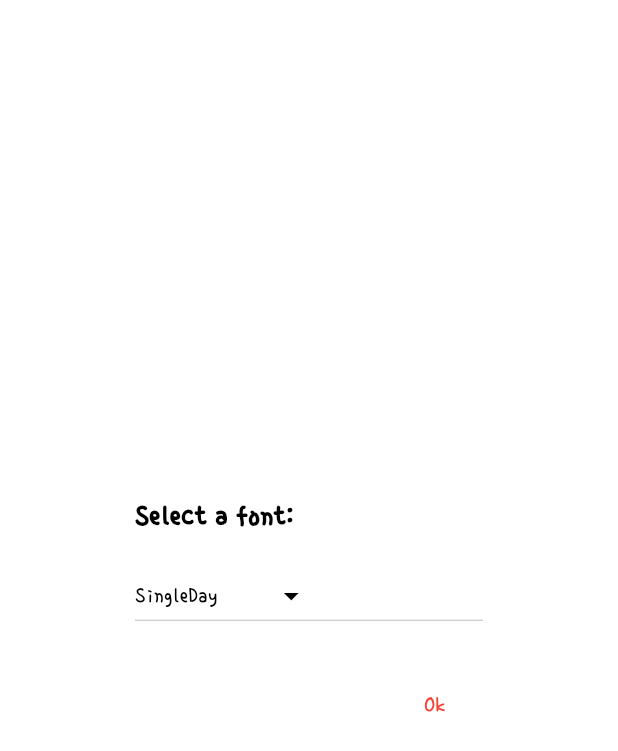
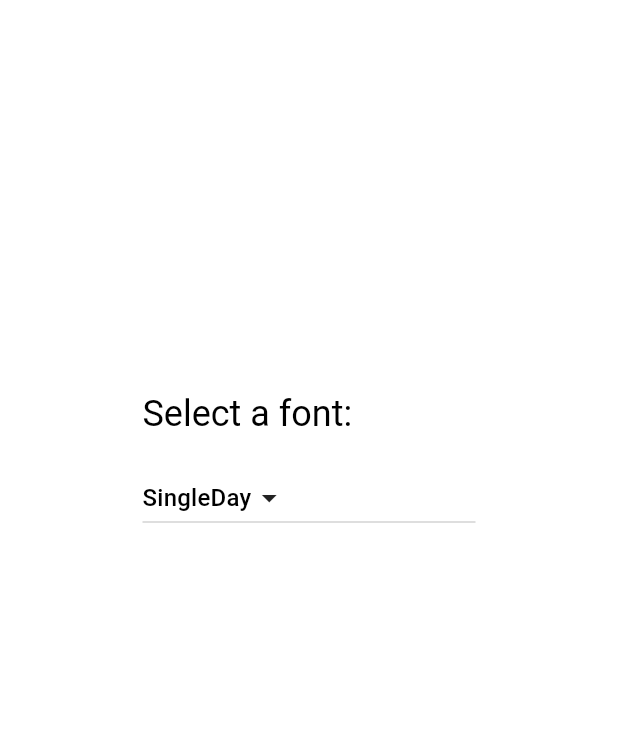
Before and after one commit to LeannaJane/BigFeelings, a Flutter app: the FontDropdownDialog widget shown alone on an empty page, opened directly, on a phone screen of 412 x 824 dp. Shown: the top 751 px of the screen. Run offline on Flutter 3.47's test engine with Material 3 defaults, Android fonts, the phone set to English and light mode, and no system bars; our stand-ins replace firebase_auth, firebase_core, logger, shared_preferences; accounts and stored records are empty; statements that could not run were skipped.

Commit message:
Applying the font to the drop down alert.

```diff
--- a/big_feelings/lib/Pages/Settings Page/font_dialog.dart
+++ b/big_feelings/lib/Pages/Settings Page/font_dialog.dart
@@ -1,5 +1,4 @@
 import 'package:big_feelings/Classes/font_provider.dart';
-import 'package:big_feelings/Classes/theme_notifier.dart';
 import 'package:flutter/material.dart';
 import 'package:provider/provider.dart';
 
@@ -28,70 +27,56 @@ import 'package:provider/provider.dart';
 * backgroundColor: Colors.white.withOpacity(0.85),
 * Stack Overflow. (n.d.). How to make a full screen dialog in flutter? [online] Available at: https://stackoverflow.com/questions/51908187/how-to-make-a-full-screen-dialog-in-flutter [Accessed 6 Feb. 2024].
 */
-
-//! Changed the font dialog into own class.
 class FontDropdownDialog extends StatelessWidget {
-  // ignore: use_key_in_widget_constructors
-  const FontDropdownDialog({Key? key});
+  // ignore: use_super_parameters
+  const FontDropdownDialog({Key? key}) : super(key: key);
 
   @override
   Widget build(BuildContext context) {
-    return Consumer<ThemeNotifier>(builder: (context, themeNotifier, child) {
-      final currentTheme = themeNotifier.currentTheme;
-
-      //! Accessing the fontprovider to get the selected font family.
-      final fontProvider = Provider.of<FontProvider>(context);
+    return Consumer<FontProvider>(
+      builder: (context, fontProvider, child) {
         final selectedFontFamily = fontProvider.selectedFontFamily;
 
-      //! Variables based on the theme.
-
-      Color backgroundColor = currentTheme == ThemeNotifier.darkTheme
-          ? Colors.grey[800]!
-          : Colors.white;
-      Color textColor =
-          currentTheme == ThemeNotifier.darkTheme ? Colors.white : Colors.black;
-
-      Color iconColor =
-          currentTheme == ThemeNotifier.darkTheme ? Colors.white : Colors.black;
-      //! Dialog title with the selected font family applied.
-      return AlertDialog(
-        backgroundColor: backgroundColor,
+        return Center(
+          // Wrap AlertDialog with Center
+          child: SizedBox(
+            width: 350.0, // Fixed width for AlertDialog
+            height: 400.0, // Fixed height for AlertDialog
+            child: SingleChildScrollView(
+              physics:
+                  const NeverScrollableScrollPhysics(), // Disable scrolling
+              // Wrap with SingleChildScrollView
+              child: AlertDialog(
                 title: Text(
                   'Select a font:',
-          style: TextStyle(
-            //! Setting the font size of the button for now.
-            fontFamily: selectedFontFamily,
-            //! Setting the font size of the button for now.
-            fontSize: 20.0,
-            //! Fontweight set to bald to let the user know what they are doing.
-            fontWeight: FontWeight.bold,
-            color: textColor,
+                  style: fontProvider.getSubTitleStyle(),
                 ),
-        ),
-        //! Once the user selects a font all the text will change to that font
                 content: DropdownButton<String>(
                   //! The value of the font chosen is selected to the origional selected font.
                   value: selectedFontFamily,
-          dropdownColor:
-              //! Set the background color of the dropdown menu
-              backgroundColor,
-          icon: Icon(Icons.arrow_drop_down,
-              //! Set the color of the dropdown icon
-              color: iconColor),
-          items: fontProvider.supportedFontFamilies.map((String fontFamily) {
+                  padding: EdgeInsets.zero,
+                  //! Stack Overflow. (n.d.). flutter DropDownButton remove arrow icon? [online] Available at: https://stackoverflow.com/questions/67997560/flutter-dropdownbutton-remove-arrow-icon [Accessed 12 Feb. 2024].
+                  //! Hiding the default icon.
+                  iconSize: 0.0,
+                  items: fontProvider.supportedFontFamilies
+                      .map((String fontFamily) {
+                    final bool isSelected = fontFamily == selectedFontFamily;
                     return DropdownMenuItem<String>(
                       value: fontFamily,
-              child: Text(
+                      child: Row(
+                        mainAxisAlignment: MainAxisAlignment.spaceBetween,
+                        children: [
+                          //! The font family text is set to their font family type
+                          Text(
                             fontFamily,
-                style: TextStyle(
-                  //! The font family text is set to their font family type
+                            style: fontProvider.getRegularFontStyle(
                               fontFamily: fontFamily,
-                  //! Setting the font size.
-                  fontSize: 15.0,
-                  color:
-                      //! Setting the text colour to textcolor which is changed based on the theme.
-                      textColor,
                             ),
+                          ),
+                          //! Adds a dropdown icon to the selected font.
+                          if (isSelected)
+                            const Icon(Icons.arrow_drop_down, size: 24.0),
+                        ],
                       ),
                     );
                   }).toList(),
@@ -105,25 +90,26 @@ class FontDropdownDialog extends StatelessWidget {
                   },
                 ),
                 actions: <Widget>[
-          //! A button that cancels the choices made.
                   TextButton(
                     onPressed: () {
-              fontProvider.setFontFamily(selectedFontFamily);
                       Navigator.of(context).pop();
                     },
                     child: Text(
                       //! Adding the Ok text
                       'Ok',
-              style: TextStyle(
-                //! Setting the font family, font size and font colour.
-                fontFamily: selectedFontFamily,
-                fontSize: 16.0,
-                color: Colors.red,
+                      style: fontProvider
+                          .smalltextfontstyle()
+                          .copyWith(color: Colors.red), // Use red color
+                    ),
+                  ),
+                ],
+                // Align actions to the right
+                actionsAlignment: MainAxisAlignment.end,
               ),
             ),
           ),
-        ],
         );
-    });
+      },
+    );
   }
 }
```
Lines whose indentation alone changed are shown as unchanged.
